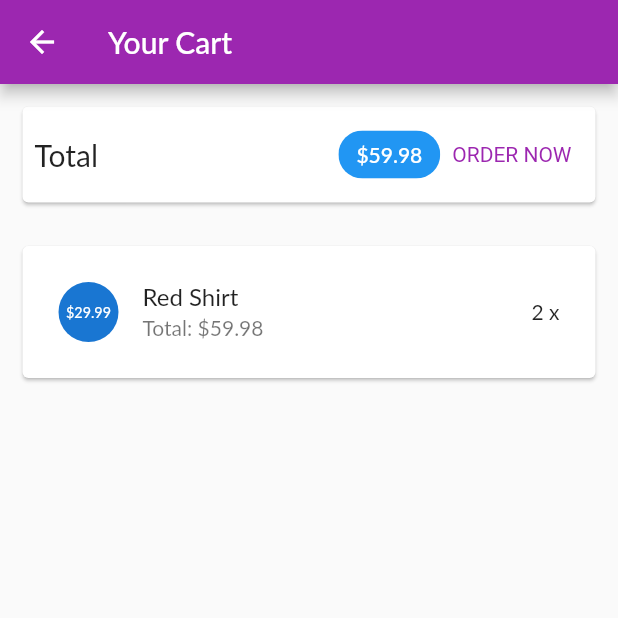
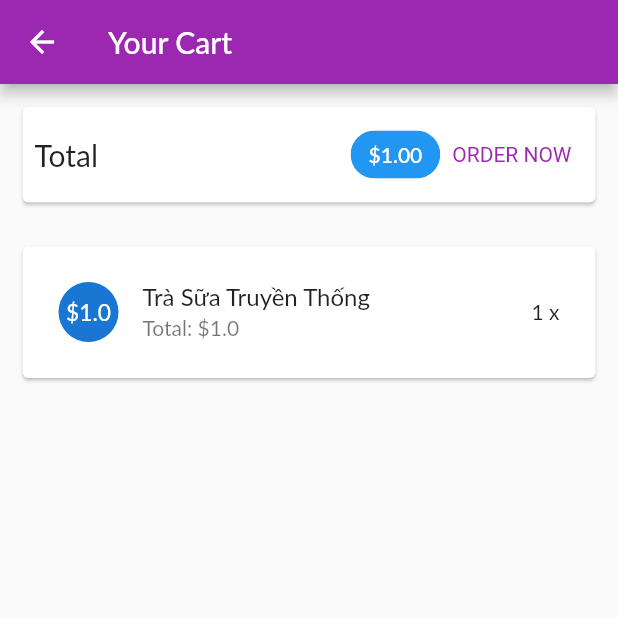
Before and after one commit to tanphatdo131/Testmyshop, a Flutter app: the CartScreen screen opened by its route, on a phone screen of 412 x 824 dp, the top half of it. Run offline on Flutter 3.47's test engine with Material 2 defaults, Android fonts, the phone set to English and light mode, and no system bars; network calls fail; Roboto replaces fonts that are missing (Lato).

Commit message:
Khoi tao du an

```diff
--- a/lib/ui/cart/cart_manager.dart
+++ b/lib/ui/cart/cart_manager.dart
@@ -8,9 +8,9 @@ class CartManager with ChangeNotifier {
   final Map<String, CartItem> _items = {
     'p1': CartItem(
       id: 'c1',
-      title: 'Red Shirt',
-      price: 29.99,
-      quantity: 2,
+      title: 'Trà Sữa Truyền Thống',
+      price: 1,
+      quantity: 1,
     ),
   };
 
--- a/lib/ui/orders/order_manager.dart
+++ b/lib/ui/orders/order_manager.dart
@@ -9,13 +9,13 @@ class OrdersManager with ChangeNotifier{
   final List<OrderItem> _orders = [
   OrderItem(
     id: '01',
-    amount: 59.98,
+    amount: 1,
     products: [
         CartItem(
         id: 'c1',
-        title: 'Red Shirt',
-        price: 29.99,
-        quantity: 2,
+        title: 'Trà Sữa Truyền Thống',
+        price: 1,
+        quantity: 1,
         )
       ],
       dateTime: DateTime.now(),
--- a/lib/ui/products/product_manager.dart
+++ b/lib/ui/products/product_manager.dart
@@ -8,36 +8,36 @@ class ProducsManager with ChangeNotifier {
   final List<Product> _item = [
     Product(
       id: 'p1',
-      title: 'Red Shirt',
-      description: 'A red shirt - it is pretty red!',
-      price: 29.99,
+      title: 'Trà Sữa Truyền Thống',
+      description: 'Hàng bán chạy',
+      price: 1,
       imageUrl:
-          'https://cdn.pixabay.com/photo/2016/10/02/22/17/red-t-shirt-1710578_1280.jpg',
+          'https://cf.shopee.vn/file/2d4ff2d412055e790a770d53d65684e6',
       isFavorite: true,
     ),
     Product(
       id: 'p2',
-      title: 'Trousers',
-      description: 'A nice pair of trousers.',
-      price: 59.99,
+      title: 'Trà Sữa Matcha',
+      description: 'Hàng hot',
+      price: 1.2,
       imageUrl:
-          'https://upload.wikimedia.org/wikipedia/commons/thumb/e/e8/Trousers%2C_dress_%28AM_1960.022-8%29.jpg/512px-Trousers%2C_dress_%28AM_1960.022-8%29.jpg',
+          'https://cdn.tgdd.vn/Files/2021/12/09/1403510/cach-lam-matcha-tran-chau-duong-den-uong-ngon-cuc-thich-202112092206182099.jpg',
     ),
     Product(
       id: 'p3',
-      title: 'Yellow Scarf',
-      description: 'Warm and cozy - exactly what you need for the winter.',
-      price: 19.99,
+      title: 'Trà Sữa Socola',
+      description: 'Ngon quãi đạn',
+      price: 1.3,
       imageUrl:
-          'https://live.staticflickr.com/4043/4438260868_cc79b3369d_z.jpg',
+          'https://debokor.com/Thumb.ashx?s=580&file=/UploadImages/shops/Debokor/socola.jpg',
     ),
     Product(
       id: 'p4',
-      title: 'A Pan',
-      description: 'Prepare any meal you want.',
-      price: 49.99,
+      title: 'Trà Sữa Trân Châu Đường Đen',
+      description: 'Tạm uống được',
+      price: 1.5,
       imageUrl:
-          'https://upload.wikimedia.org/wikipedia/commons/thumb/1/14/Cast-Iron-Pan.jpg/1024px-Cast-Iron-Pan.jpg',
+          'https://encrypted-tbn0.gstatic.com/images?q=tbn:ANd9GcTZxmLAY4aypttu-PrNXSs0q__gQgYsZsuTbA&usqp=CAU',
       isFavorite: true,
     ),
   ];
```
Also changed, not shown: lib/ui/orders/orders_screen.dart (+0 -20 lines), lib/ui/products/product_grid_tile.dart (+0 -112 lines).
